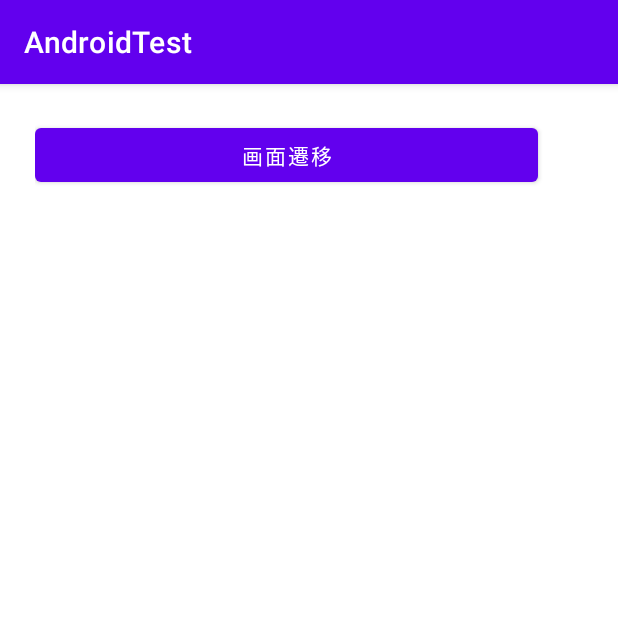
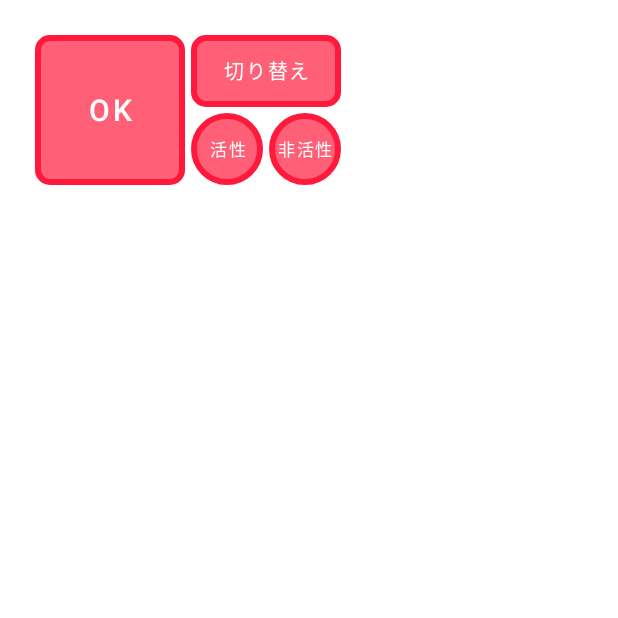
Before and after one commit to wakizaka24/AndroidTest, an Android app: the screen it shows after launch (DialogFragmentTestActivity before the commit, ButtonTestActivity after it), on a phone screen of 412 x 824 dp, the top half of it. Run offline under Robolectric (Android 15) with nearby library versions, the phone set to English and light mode, and no system bars.

Commit message:
a-3-1-1.Buttonのレイアウト

```diff
--- a/app/src/main/AndroidManifest.xml
+++ b/app/src/main/AndroidManifest.xml
@@ -10,7 +10,7 @@
         android:supportsRtl="true"
         android:theme="@style/Theme.AndroidTest">
         <activity
-            android:name=".DialogFragmentTestActivity"
+            android:name=".ButtonTestActivity"
             android:exported="true">
             <intent-filter>
                 <action android:name="android.intent.action.MAIN" />
--- /dev/null
+++ b/app/src/main/java/com/example/androidtest/ButtonTestActivity.kt
@@ -0,0 +1,11 @@
+package com.example.androidtest
+
+import android.os.Bundle
+import androidx.appcompat.app.AppCompatActivity
+
+class ButtonTestActivity : AppCompatActivity() {
+    override fun onCreate(savedInstanceState: Bundle?) {
+        super.onCreate(savedInstanceState)
+        setContentView(R.layout.activity_button_test)
+    }
+}
--- /dev/null
+++ b/app/src/main/res/drawable/style1_button_background.xml
@@ -0,0 +1,42 @@
+<?xml version="1.0" encoding="utf-8"?>
+<selector xmlns:android="http://schemas.android.com/apk/res/android">
+    <item android:state_enabled="true" android:state_pressed="false">
+        <shape>
+            <!--
+            1. Buttonの背景色を指定したRGBでXMLから指定することができるか。
+            ・可能でした。
+            -->
+            <solid android:color="#ff5f77" />
+            <!--
+            2. Buttonの枠線をを指定したRGBと太さでXMLから指定することができるか。
+            ・可能でした。
+            -->
+            <stroke android:width="4dp" android:color="#ff193c" />
+            <corners android:bottomLeftRadius="8dp"
+                android:bottomRightRadius="8dp"
+                android:topLeftRadius="8dp"
+                android:topRightRadius="8dp"/>
+        </shape>
+    </item>
+
+    <item android:state_enabled="true" android:state_pressed="true">
+        <shape>
+            <solid android:color="#5f8dff"/>
+            <stroke android:width="4dp" android:color="#195bff" />
+            <corners android:bottomLeftRadius="8dp"
+                android:bottomRightRadius="8dp"
+                android:topLeftRadius="8dp"
+                android:topRightRadius="8dp"/>
+        </shape>
+    </item>
+
+    <item android:state_enabled="false">
+        <shape>
+            <solid android:color="#696969"/>
+            <corners android:bottomLeftRadius="8dp"
+                android:bottomRightRadius="8dp"
+                android:topLeftRadius="8dp"
+                android:topRightRadius="8dp"/>
+        </shape>
+    </item>
+</selector>
--- /dev/null
+++ b/app/src/main/res/drawable/style1_radius24_button_background.xml
@@ -0,0 +1,34 @@
+<?xml version="1.0" encoding="utf-8"?>
+<selector xmlns:android="http://schemas.android.com/apk/res/android">
+    <item android:state_enabled="true" android:state_pressed="false">
+        <shape>
+            <solid android:color="#ff5f77" />
+            <stroke android:width="4dp" android:color="#ff193c" />
+            <corners android:bottomLeftRadius="24dp"
+                android:bottomRightRadius="24dp"
+                android:topLeftRadius="24dp"
+                android:topRightRadius="24dp"/>
+        </shape>
+    </item>
+
+    <item android:state_enabled="true" android:state_pressed="true">
+        <shape>
+            <solid android:color="#5f8dff"/>
+            <stroke android:width="4dp" android:color="#195bff" />
+            <corners android:bottomLeftRadius="24dp"
+                android:bottomRightRadius="24dp"
+                android:topLeftRadius="24dp"
+                android:topRightRadius="24dp"/>
+        </shape>
+    </item>
+
+    <item android:state_enabled="false">
+        <shape>
+            <solid android:color="#696969"/>
+            <corners android:bottomLeftRadius="24dp"
+                android:bottomRightRadius="24dp"
+                android:topLeftRadius="24dp"
+                android:topRightRadius="24dp"/>
+        </shape>
+    </item>
+</selector>
--- /dev/null
+++ b/app/src/main/res/layout/activity_button_test.xml
@@ -0,0 +1,84 @@
+<?xml version="1.0" encoding="utf-8"?>
+<androidx.constraintlayout.widget.ConstraintLayout xmlns:android="http://schemas.android.com/apk/res/android"
+    xmlns:tools="http://schemas.android.com/tools"
+    android:layout_width="match_parent"
+    android:layout_height="match_parent"
+    xmlns:app="http://schemas.android.com/apk/res-auto">
+
+    <Button
+        android:id="@+id/ok_button"
+        android:layout_width="100dp"
+        android:layout_height="100dp"
+        android:background="@drawable/style1_button_background"
+        app:backgroundTint="@null"
+        android:text="OK"
+        android:padding="0dp"
+        android:textSize="20sp"
+        app:layout_constraintLeft_toLeftOf="parent"
+        app:layout_constraintTop_toTopOf="parent"
+        android:layout_marginStart="23dp"
+        android:layout_marginTop="23dp"
+        tools:ignore="HardcodedText" />
+
+    <!--
+    3. Buttonを制約配置(ConstraintLayout)で指定することができるか。
+    ・可能でした。
+    -->
+
+    <Button
+        android:id="@+id/ok_button_switch_button"
+        android:layout_width="100dp"
+        android:layout_height="48dp"
+        android:background="@drawable/style1_button_background"
+        app:backgroundTint="@null"
+        android:text="切り替え"
+        android:padding="0dp"
+        android:textSize="13sp"
+        app:layout_constraintLeft_toRightOf="@id/ok_button"
+        app:layout_constraintTop_toTopOf="parent"
+        android:layout_marginStart="4dp"
+        android:layout_marginTop="23dp"
+        tools:ignore="HardcodedText" />
+
+    <!--
+    4. Buttonを列配置(LinearLayout)で指定することができるか。
+    ・可能でした。
+    -->
+
+    <LinearLayout
+        android:id="@+id/linear_layout1"
+        android:layout_width="100dp"
+        android:layout_height="48dp"
+        android:orientation="horizontal"
+        app:layout_constraintLeft_toRightOf="@id/ok_button"
+        app:layout_constraintTop_toBottomOf="@id/ok_button_switch_button"
+        android:layout_marginStart="4dp"
+        android:layout_marginTop="4dp">
+        <Button
+            android:id="@+id/ok_button_enable_button"
+            android:layout_width="48dp"
+            android:layout_height="48dp"
+            android:background="@drawable/style1_radius24_button_background"
+            app:backgroundTint="@null"
+            android:text="活性"
+            android:padding="0dp"
+            android:textSize="11sp"
+            tools:ignore="HardcodedText" />
+
+        <Space
+            android:layout_width="4dp"
+            android:layout_height="match_parent" />
+
+        <Button
+            android:id="@+id/ok_button_disable_button"
+            android:layout_width="48dp"
+            android:layout_height="48dp"
+            android:background="@drawable/style1_radius24_button_background"
+            app:backgroundTint="@null"
+            android:text="非活性"
+            android:padding="0dp"
+            android:textSize="11sp"
+            tools:ignore="HardcodedText" />
+    </LinearLayout>
+
+</androidx.constraintlayout.widget.ConstraintLayout>
--- a/app/src/main/res/values-night/themes.xml
+++ b/app/src/main/res/values-night/themes.xml
@@ -1,6 +1,6 @@
 <resources xmlns:tools="http://schemas.android.com/tools">
     <!-- Base application theme. -->
-    <style name="Theme.AndroidTest" parent="Theme.MaterialComponents.DayNight.DarkActionBar">
+    <style name="Theme.AndroidTest" parent="Theme.MaterialComponents.DayNight.NoActionBar">
         <!-- Primary brand color. -->
         <item name="colorPrimary">@color/purple_200</item>
         <item name="colorPrimaryVariant">@color/purple_700</item>
--- a/app/src/main/res/values/colors.xml
+++ b/app/src/main/res/values/colors.xml
@@ -7,4 +7,5 @@
     <color name="teal_700">#FF018786</color>
     <color name="black">#FF000000</color>
     <color name="white">#FFFFFFFF</color>
+
 </resources>
--- a/app/src/main/res/values/themes.xml
+++ b/app/src/main/res/values/themes.xml
@@ -1,6 +1,6 @@
 <resources xmlns:tools="http://schemas.android.com/tools">
     <!-- Base application theme. -->
-    <style name="Theme.AndroidTest" parent="Theme.MaterialComponents.DayNight.DarkActionBar">
+    <style name="Theme.AndroidTest" parent="Theme.MaterialComponents.DayNight.NoActionBar">
         <!-- Primary brand color. -->
         <item name="colorPrimary">@color/purple_500</item>
         <item name="colorPrimaryVariant">@color/purple_700</item>
```
